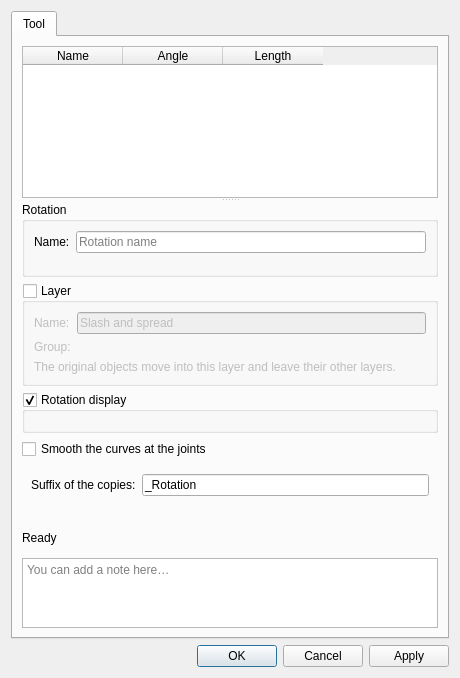
First picture: the form in src/libs/vtools/dialogs/tools/odialogspread.ui, repository equinox-patterns/Ostara, before the edit.
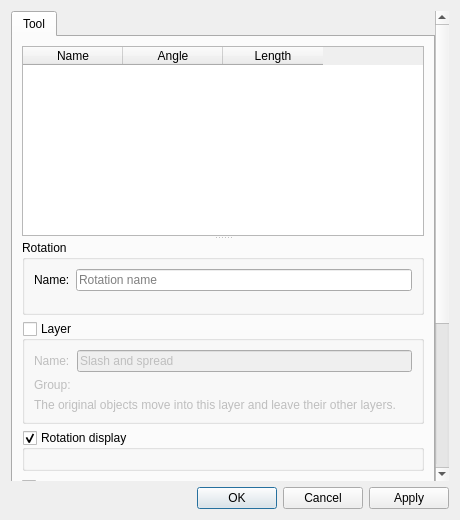
Second picture: the form after the edit. Icons and pictures are not drawn. Custom widgets are drawn as their Qt base class.

What changed in the file:
```diff
--- a/src/libs/vtools/dialogs/tools/odialogspread.ui
+++ b/src/libs/vtools/dialogs/tools/odialogspread.ui
@@ -19,6 +19,34 @@
   </property>
   <layout class="QVBoxLayout" name="verticalLayout_2">
    <item>
+    <widget class="QScrollArea" name="scrollArea">
+     <property name="frameShape">
+      <enum>QFrame::Shape::NoFrame</enum>
+     </property>
+     <property name="widgetResizable">
+      <bool>true</bool>
+     </property>
+     <property name="minimumSize">
+      <size>
+       <width>0</width>
+       <height>160</height>
+      </size>
+     </property>
+     <widget class="QWidget" name="scrollAreaWidgetContents">
+      <layout class="QVBoxLayout" name="scrollAreaLayout">
+       <property name="leftMargin">
+        <number>0</number>
+       </property>
+       <property name="topMargin">
+        <number>0</number>
+       </property>
+       <property name="rightMargin">
+        <number>0</number>
+       </property>
+       <property name="bottomMargin">
+        <number>0</number>
+       </property>
+   <item>
     <widget class="QTabWidget" name="tabWidget">
      <property name="currentIndex">
       <number>0</number>
@@ -265,6 +293,10 @@
          </property>
         </widget>
        </item>
+      </layout>
+     </widget>
+    </widget>
+      </item>
       </layout>
      </widget>
     </widget>
```
